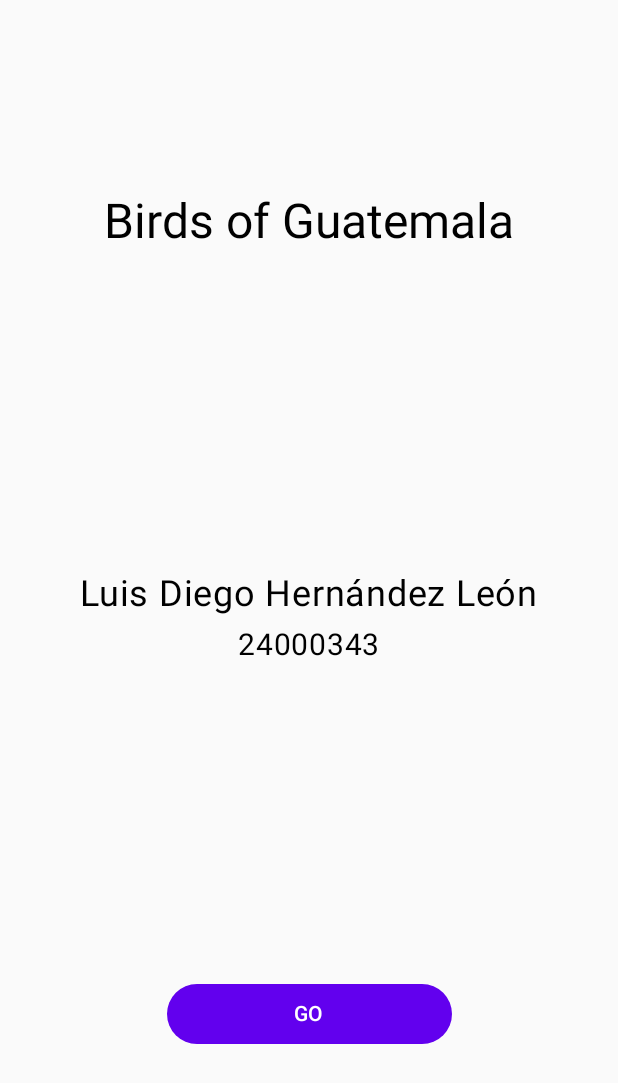
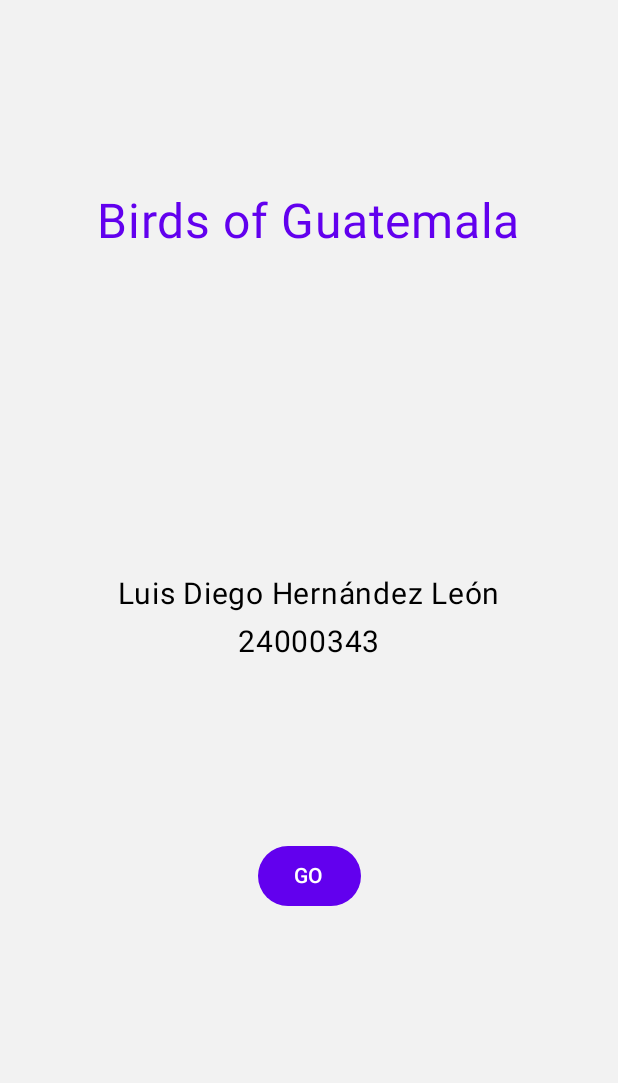
Before and after one commit to luisdiego99/BirdsOfGuatemala, an Android app built with Jetpack Compose: the screen it shows after launch (MainActivity), on a phone screen of 412 x 824 dp. Shown: the top 1083 px of the screen. Run offline under Robolectric (Android 15) with nearby library versions, the phone set to English and light mode, and no system bars.

Commit message:
Added audio playback, homescreen, birdsscreen

```diff
--- a/app/src/main/java/com/example/birdsofguatemala/MainActivity.kt
+++ b/app/src/main/java/com/example/birdsofguatemala/MainActivity.kt
@@ -5,13 +5,16 @@ import android.os.Bundle
 import androidx.activity.ComponentActivity
 import androidx.activity.compose.setContent
 import androidx.compose.foundation.layout.*
-import androidx.compose.material3.*
+import androidx.compose.material3.Button
+import androidx.compose.material3.MaterialTheme
+import androidx.compose.material3.Surface
+import androidx.compose.material3.Text
 import androidx.compose.runtime.Composable
 import androidx.compose.ui.Alignment
 import androidx.compose.ui.Modifier
+import androidx.compose.ui.platform.LocalContext
 import androidx.compose.ui.unit.dp
 import androidx.compose.ui.unit.sp
-import androidx.compose.ui.platform.LocalContext
 import com.example.birdsofguatemala.ui.theme.BirdsOfGuatemalaTheme
 
 class MainActivity : ComponentActivity() {
@@ -19,7 +22,12 @@ class MainActivity : ComponentActivity() {
         super.onCreate(savedInstanceState)
         setContent {
             BirdsOfGuatemalaTheme {
-                HomeScreen()
+                Surface(
+                    modifier = Modifier.fillMaxSize(),
+                    color = MaterialTheme.colorScheme.background
+                ) {
+                    HomeScreen()
+                }
             }
         }
     }
@@ -33,7 +41,7 @@ fun HomeScreen() {
         modifier = Modifier
             .fillMaxSize()
             .padding(16.dp),
-        verticalArrangement = Arrangement.SpaceBetween,
+        verticalArrangement = Arrangement.SpaceEvenly,
         horizontalAlignment = Alignment.CenterHorizontally
     ) {
         // Top third: Title
@@ -46,47 +54,41 @@ fun HomeScreen() {
             Text(
                 text = "Birds of Guatemala",
                 fontSize = 32.sp,
-                style = MaterialTheme.typography.headlineMedium
+                color = MaterialTheme.colorScheme.primary
             )
         }
 
-        // Middle third: Name + ID
+        // Middle third: Name and ID
         Box(
             modifier = Modifier
                 .fillMaxWidth()
                 .weight(1f),
             contentAlignment = Alignment.Center
         ) {
-            Column(
-                horizontalAlignment = Alignment.CenterHorizontally,
-                verticalArrangement = Arrangement.spacedBy(8.dp)
-            ) {
-                Text(
-                    text = "Luis Diego Hernández León",
-                    fontSize = 24.sp
-                )
-                Text(
-                    text = "24000343",
-                    fontSize = 20.sp
-                )
+            Column(horizontalAlignment = Alignment.CenterHorizontally) {
+                Text(text = "Luis Diego Hernández León", fontSize = 20.sp)
+                Spacer(modifier = Modifier.height(8.dp))
+                Text(text = "24000343", fontSize = 20.sp)
             }
         }
 
-        // Bottom third: GO Button
+        // Bottom third: GO button
         Box(
             modifier = Modifier
                 .fillMaxWidth()
                 .weight(1f),
-            contentAlignment = Alignment.Center
+            contentAlignment = Alignment.TopCenter
         ) {
             Button(
                 onClick = {
-                    // Navigate to next screen
-                    //context.startActivity(Intent(context, BirdListActivity::class.java))
+                    // This is what launches BirdListActivity
+                    val intent = Intent(context, BirdListActivity::class.java)
+                    context.startActivity(intent)
                 },
-                modifier = Modifier.fillMaxWidth(0.5f)
+                modifier = Modifier.padding(16.dp)
+
             ) {
-                Text("GO")
+                Text(text = "GO")
             }
         }
     }
```
Also changed, not shown: app/build.gradle.kts (+17 -11 lines), app/src/main/AndroidManifest.xml (+15 -10 lines), app/src/main/java/com/example/birdsofguatemala/BirdListActivity.kt (added, +125 -0 lines).
